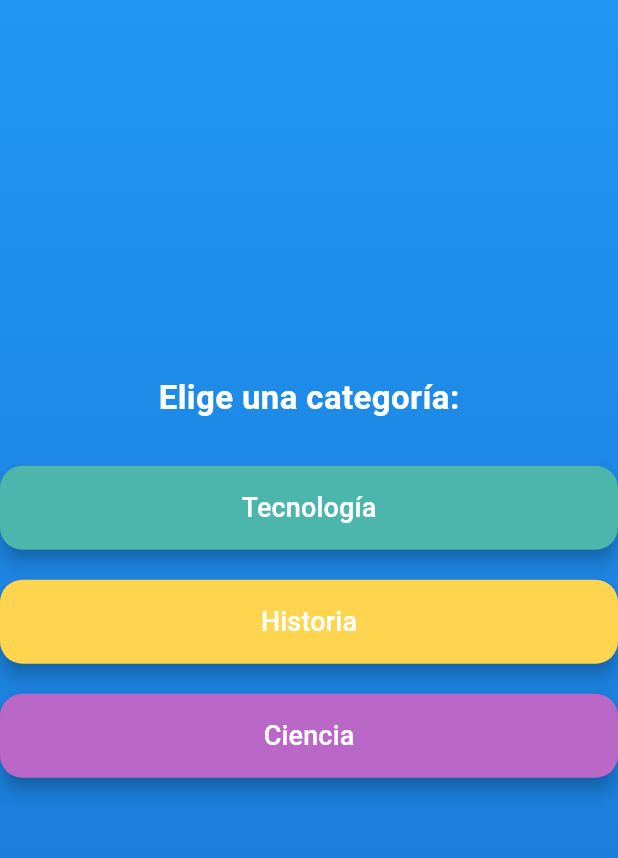
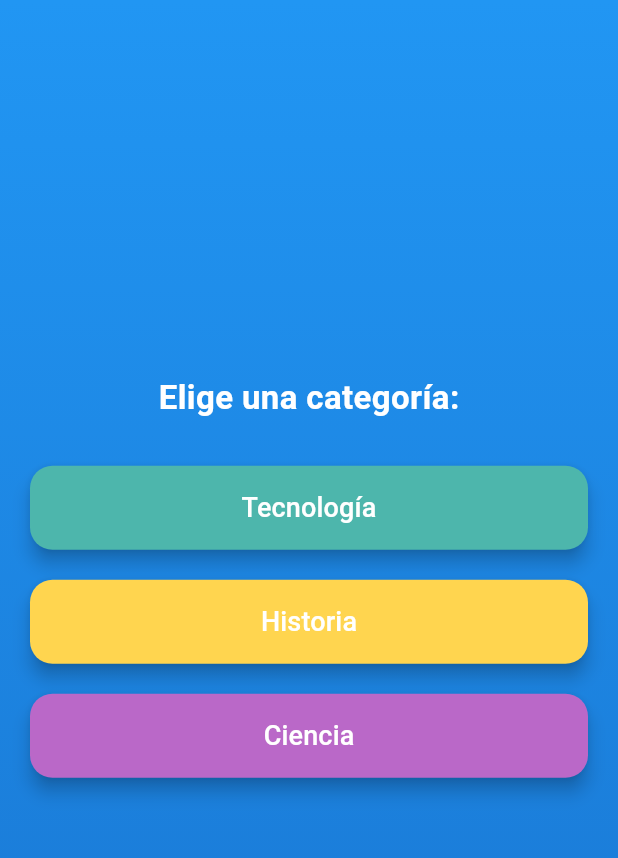
Before and after one commit to danilavida/reto3ios, a Flutter app: the screen it shows after launch, on a phone screen of 412 x 824 dp, the part 84-942 px from its top. Run offline on Flutter 3.47's test engine with Material 3 defaults, Android fonts, the phone set to English and light mode, and no system bars.

Commit message:
Agregar padding a la columna de botones de categoría en la pantalla de inicio para mejorar el diseño

```diff
--- a/lib/screens/home_screen.dart
+++ b/lib/screens/home_screen.dart
@@ -33,17 +33,23 @@ class HomeScreen extends StatelessWidget {
       body: Container(
         decoration: BoxDecoration(gradient: AppColors.backgroundGradient),
         child: Center(
-          child: Column(
+          child: // Dentro del build method, reemplaza desde el Column que contiene los botones:
+              Column(
             mainAxisAlignment: MainAxisAlignment.center,
             children: [
               Text('Elige una categoría:', style: TextStyles.categoryTitle),
               const SizedBox(height: 30),
-              Column(
-                mainAxisAlignment: MainAxisAlignment.center,
+              Padding(
+                // Widget nuevo que agregamos
+                padding: const EdgeInsets.symmetric(
+                  horizontal: 20,
+                ), // Espacio izquierdo/derecho
+                child: Column(
                   children: [
                     CategoryButton(
                       category: 'Tecnología',
-                    onPressed: () => _navigateToCategory(context, 'Tecnología'),
+                      onPressed:
+                          () => _navigateToCategory(context, 'Tecnología'),
                     ),
                     const SizedBox(height: 20),
                     CategoryButton(
@@ -57,6 +63,7 @@ class HomeScreen extends StatelessWidget {
                     ),
                   ],
                 ),
+              ),
             ],
           ),
         ),
```
Lines whose indentation alone changed are shown as unchanged.
